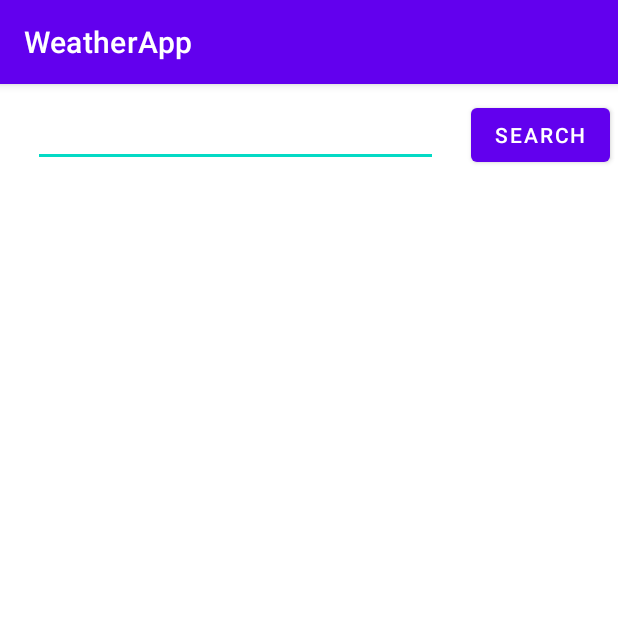
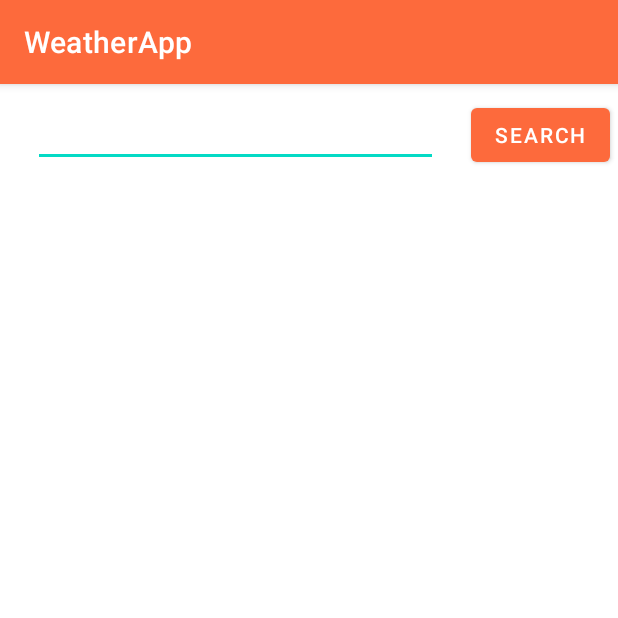
Before and after one commit to Ajanov39/weatherapi, an Android app: the screen it shows after launch (MainActivity), on a phone screen of 412 x 824 dp, the top half of it. Run offline under Robolectric (Android 15) with nearby library versions, the phone set to English and light mode, and no system bars; our stand-ins replace Picasso; pictures from the network do not load.

Commit message:
Changed colors

```diff
--- a/app/src/main/res/values/colors.xml
+++ b/app/src/main/res/values/colors.xml
@@ -7,4 +7,6 @@
     <color name="teal_700">#FF018786</color>
     <color name="black">#FF000000</color>
     <color name="white">#FFFFFFFF</color>
+    <color name="red">#FB0000</color>
+    <color name="orange">#FD6A3C</color>
 </resources>
--- a/app/src/main/res/values/themes.xml
+++ b/app/src/main/res/values/themes.xml
@@ -2,8 +2,8 @@
     <!-- Base application theme. -->
     <style name="Theme.WeatherApp" parent="Theme.MaterialComponents.DayNight.DarkActionBar">
         <!-- Primary brand color. -->
-        <item name="colorPrimary">@color/purple_500</item>
-        <item name="colorPrimaryVariant">@color/purple_700</item>
+        <item name="colorPrimary">@color/orange</item>
+        <item name="colorPrimaryVariant">@color/red</item>
         <item name="colorOnPrimary">@color/white</item>
         <!-- Secondary brand color. -->
         <item name="colorSecondary">@color/teal_200</item>
```
